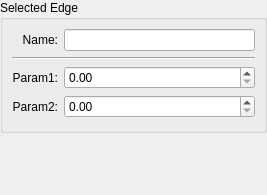
Qt form src/gui/widgets/editdockwidget.ui (saschpe/masonry) before a commit.
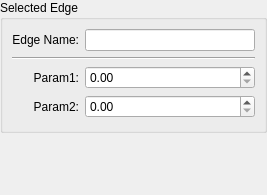
The same form after that commit. The open tabs and pages were chosen to show the change.

Commit message: EditDockWidget now correctly displays the current selected item in the GraphScene and it's parameters.

The edit to the form file:
```diff
--- a/src/gui/widgets/editdockwidget.ui
+++ b/src/gui/widgets/editdockwidget.ui
@@ -152,7 +152,7 @@
            <item row="0" column="0">
             <widget class="QLabel" name="label">
              <property name="text">
-              <string>Name:</string>
+              <string>Edge Name:</string>
              </property>
              <property name="alignment">
               <set>Qt::AlignRight|Qt::AlignTrailing|Qt::AlignVCenter</set>
```
Left out of the diff: 2 changed lines with no effect on the pictures. The commit also changes 2 other files.
